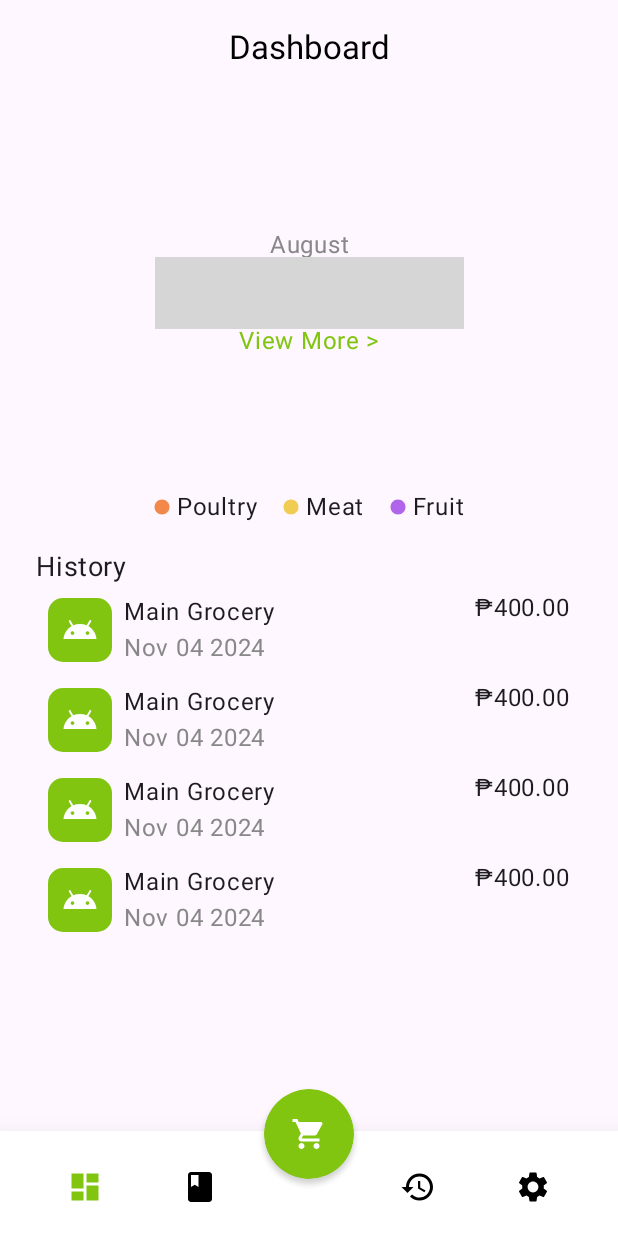
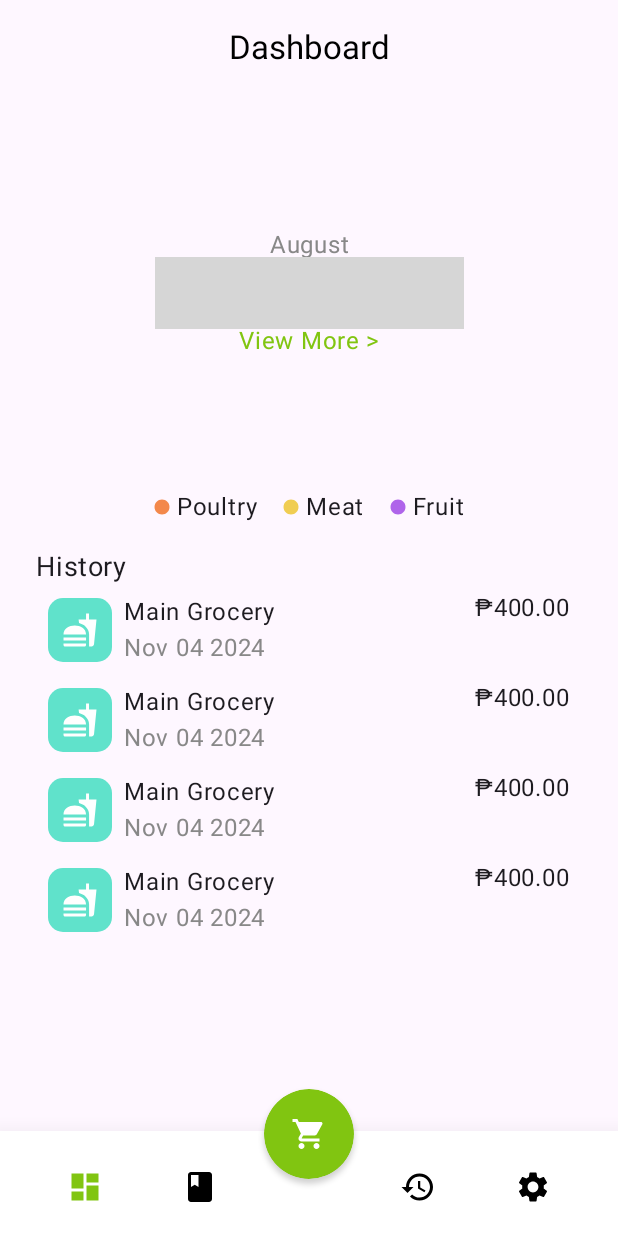
Before and after one commit to hatudoggy/GroceryChecklist, an Android app built with Jetpack Compose: the screen it shows after launch (MainActivity), on a phone screen of 412 x 824 dp. Run offline under Robolectric (Android 15) with nearby library versions, the phone set to English and light mode, and no system bars; our stand-ins replace Room's generated code; libraries missing offline, so code that uses them is left out: com.github.tehras.charts; 2 statements that could not run were skipped; grey boxes are pictures that could not be loaded.

Commit message:
UPDATE: Changed the Dashboard History Icon to Fastfood

```diff
--- a/app/src/main/java/com/example/grocerychecklist/ui/screen/dashboard/DashboardMainScreen.kt
+++ b/app/src/main/java/com/example/grocerychecklist/ui/screen/dashboard/DashboardMainScreen.kt
@@ -20,6 +20,7 @@ import androidx.compose.foundation.layout.width
 import androidx.compose.material.icons.Icons
 import androidx.compose.material.icons.filled.Android
 import androidx.compose.material.icons.filled.Circle
+import androidx.compose.material.icons.filled.Fastfood
 import androidx.compose.material3.Icon
 import androidx.compose.material3.MaterialTheme
 import androidx.compose.material3.Scaffold
@@ -40,6 +41,7 @@ import com.example.grocerychecklist.domain.utility.DateUtility
 import com.example.grocerychecklist.ui.component.ButtonCardComponent
 import com.example.grocerychecklist.ui.component.ButtonCardComponentVariant
 import com.example.grocerychecklist.ui.component.TopBarComponent
+import com.example.grocerychecklist.ui.theme.SkyGreen
 import com.example.grocerychecklist.viewmodel.dashboard.DashboardMainEvent
 import com.example.grocerychecklist.viewmodel.dashboard.DashboardMainState
 import com.github.tehras.charts.piechart.PieChart
@@ -126,8 +128,8 @@ fun DashboardMainScreen(
                         name = "Main Grocery",
                         expense = 400.00,
                         date = LocalDate.now().format(DateTimeFormatter.ofPattern("MMM dd yyyy")),
-                        icon = Icons.Filled.Android,
-                        iconBackgroundColor = MaterialTheme.colorScheme.primary,
+                        icon = Icons.Filled.Fastfood,
+                        iconBackgroundColor = SkyGreen,
                         variant = ButtonCardComponentVariant.History,
                     )
                 }
```
